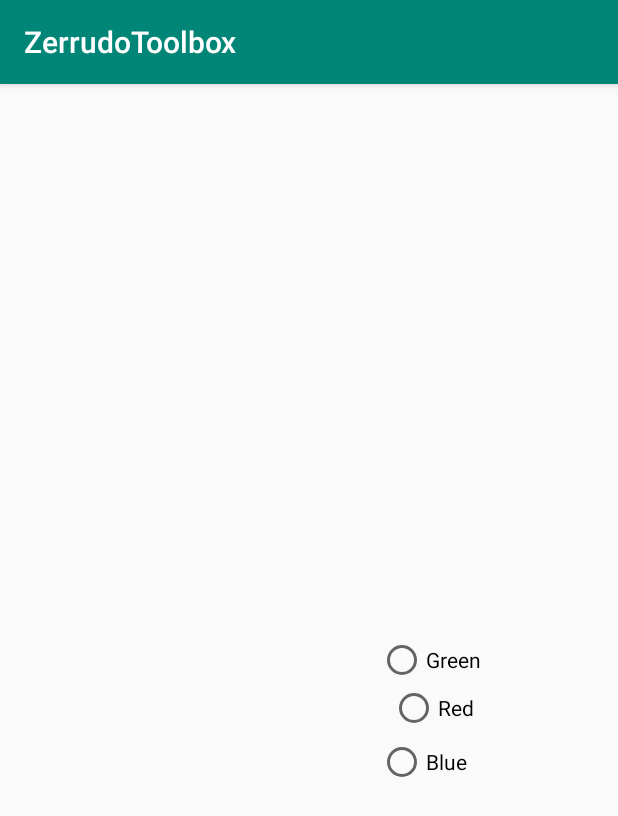
After one commit to zerrudo5738/ZerrudoToolbox, an Android app: the fidgetSpinnerMaker screen opened directly, with no data from a screen before it, on a phone screen of 412 x 824 dp. The commit adds this screen. Shown: the top 816 px of the screen. Run offline under Robolectric (Android 15) with nearby library versions, the phone set to English and light mode, and no system bars.

Commit message:
more apps

```diff
--- a/app/src/main/AndroidManifest.xml
+++ b/app/src/main/AndroidManifest.xml
@@ -9,6 +9,7 @@
         android:roundIcon="@mipmap/ic_launcher_round"
         android:supportsRtl="true"
         android:theme="@style/AppTheme">
+        <activity android:name=".fidgetSpinnerMaker"></activity>
         <activity android:name=".MainActivity">
             <intent-filter>
                 <action android:name="android.intent.action.MAIN" />
--- /dev/null
+++ b/app/src/main/java/com/example/zerrudotoolbox/fidgetSpinnerMaker.java
@@ -0,0 +1,14 @@
+package com.example.zerrudotoolbox;
+
+import androidx.appcompat.app.AppCompatActivity;
+
+import android.os.Bundle;
+
+public class fidgetSpinnerMaker extends AppCompatActivity {
+
+    @Override
+    protected void onCreate(Bundle savedInstanceState) {
+        super.onCreate(savedInstanceState);
+        setContentView(R.layout.activity_fidget_spinner_maker);
+    }
+}
--- /dev/null
+++ b/app/src/main/res/layout/activity_fidget_spinner_maker.xml
@@ -0,0 +1,45 @@
+<?xml version="1.0" encoding="utf-8"?>
+<androidx.constraintlayout.widget.ConstraintLayout xmlns:android="http://schemas.android.com/apk/res/android"
+    xmlns:app="http://schemas.android.com/apk/res-auto"
+    xmlns:tools="http://schemas.android.com/tools"
+    android:layout_width="match_parent"
+    android:layout_height="match_parent"
+    tools:context=".fidgetSpinnerMaker">
+
+
+    <RadioGroup
+        android:id="@+id/colorGroup"
+        android:layout_width="100dp"
+        android:layout_height="106dp"
+        android:layout_marginStart="252dp"
+        android:layout_marginTop="368dp"
+        app:layout_constraintStart_toStartOf="parent"
+        app:layout_constraintTop_toTopOf="parent" >
+            <RadioButton
+                android:id="@+id/greenRadio"
+                android:layout_width="wrap_content"
+                android:layout_height="wrap_content"
+                android:text="Green"
+                app:layout_constraintStart_toStartOf="@+id/blueRadio"
+                app:layout_constraintTop_toBottomOf="@+id/blueRadio" />
+
+            <RadioButton
+                android:id="@+id/redRadio"
+                android:layout_width="wrap_content"
+                android:layout_height="wrap_content"
+                android:layout_marginStart="8dp"
+                android:text="Red"
+                app:layout_constraintStart_toStartOf="@+id/colorGroup"
+                app:layout_constraintTop_toTopOf="@+id/colorGroup" />
+
+            <RadioButton
+                android:id="@+id/blueRadio"
+                android:layout_width="wrap_content"
+                android:layout_height="wrap_content"
+                android:layout_marginTop="4dp"
+                android:text="Blue"
+                app:layout_constraintStart_toStartOf="@+id/redRadio"
+                app:layout_constraintTop_toBottomOf="@+id/redRadio" />
+    </RadioGroup>
+        />
+</androidx.constraintlayout.widget.ConstraintLayout>
--- a/app/src/main/res/values/colors.xml
+++ b/app/src/main/res/values/colors.xml
@@ -5,4 +5,6 @@
     <color name="colorAccent">#D81B60</color>
     <color name="colorBlack">#000000</color>
     <color name="colorWhite">#FFFFFF</color>
+    <color name="colorSecondary">#FDAD00</color>
+
 </resources>
```
Also changed, not shown: app/src/main/java/com/example/zerrudotoolbox/MainActivity.java (+8 -0 lines), app/src/main/res/layout/activity_main.xml (+39 -0 lines).
